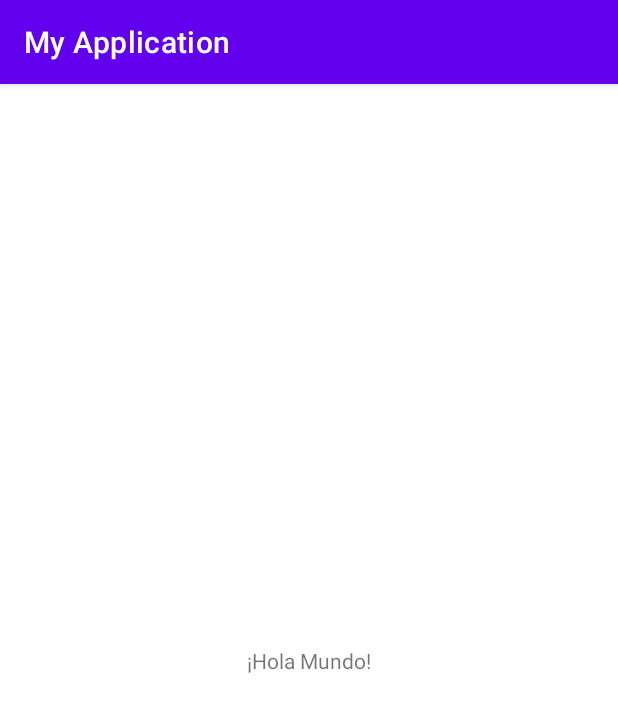
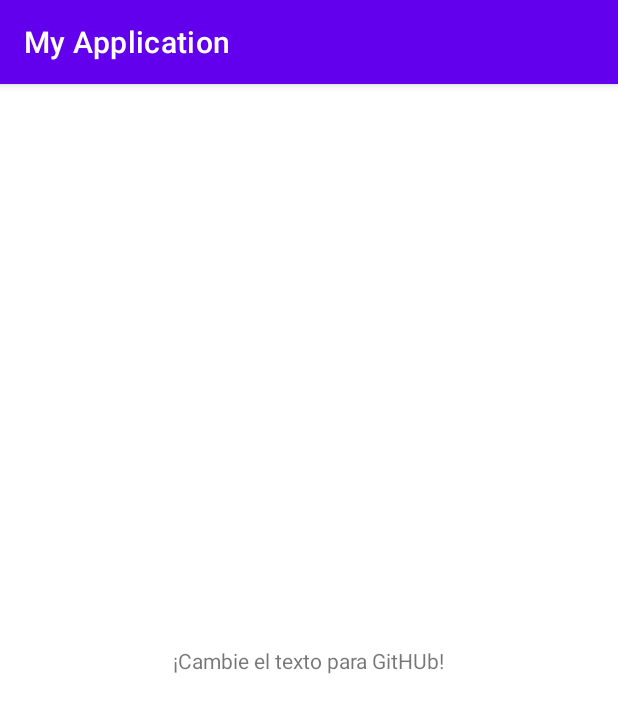
Before and after one commit to JnQdHnd/Android-Curso-1, an Android app: the screen it shows after launch (MainActivity), on a phone screen of 412 x 824 dp. Shown: the top 713 px of the screen. Run offline under Robolectric (Android 15) with nearby library versions, the phone set to English and light mode, and no system bars.

Commit message:
Cambiando texto

```diff
--- a/app/src/main/res/layout/activity_main.xml
+++ b/app/src/main/res/layout/activity_main.xml
@@ -9,7 +9,7 @@
     <TextView
         android:layout_width="wrap_content"
         android:layout_height="wrap_content"
-        android:text="¡Hola Mundo!"
+        android:text="¡Cambie el texto para GitHUb!"
         app:layout_constraintBottom_toBottomOf="parent"
         app:layout_constraintEnd_toEndOf="parent"
         app:layout_constraintStart_toStartOf="parent"
```
